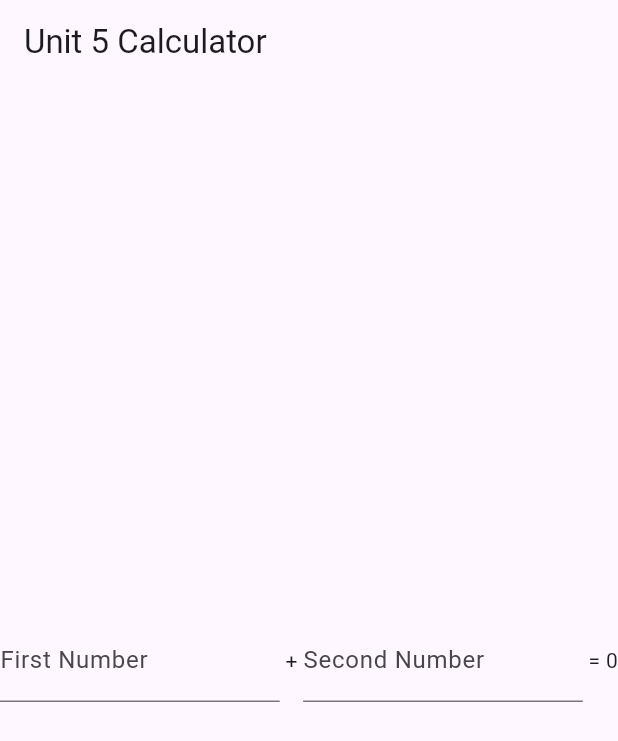
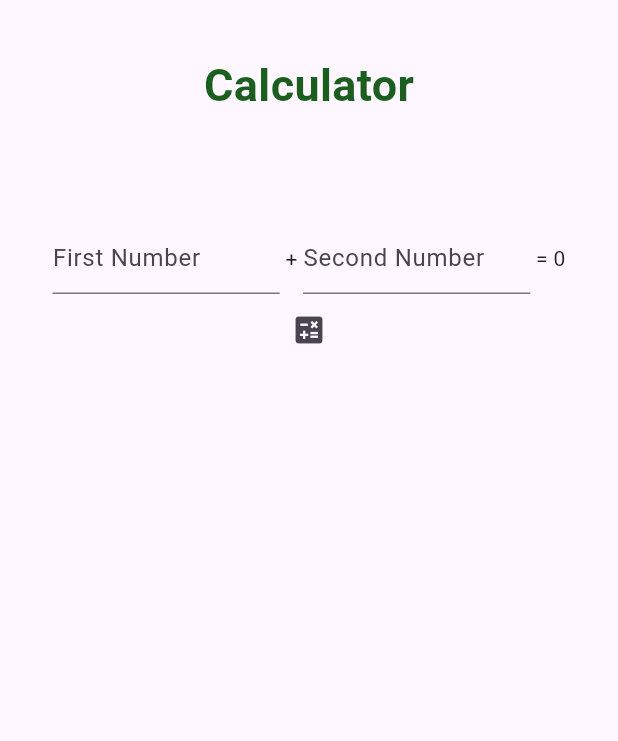
Before and after one commit to aaron-azarcon/Mobile-Calculator_CCS-206, a Flutter app: the screen it shows after launch, on a phone screen of 412 x 824 dp. Shown: the top 741 px of the screen. Run offline on Flutter 3.47's test engine with Material 3 defaults, Android fonts, the phone set to English and light mode, and no system bars.

Commit message:
Modified The Layout

```diff
--- a/lib/main.dart
+++ b/lib/main.dart
@@ -7,7 +7,6 @@ void main() {
 class MyApp extends StatelessWidget {
   const MyApp({super.key});
 
-  // This widget is the root of your application.
   @override
   Widget build(BuildContext context) {
     return MaterialApp(
@@ -29,35 +28,42 @@ class CalculatorScreen extends StatefulWidget {
 }
 
 class _CalculatorScreenState extends State<CalculatorScreen> {
-  // manage the sum section
   int sum = 0;
 
-  // either use a TextEditingController for each input field to get the value
   TextEditingController add1Controller = TextEditingController();
+  TextEditingController add2Controller = TextEditingController();
 
-  // or store each value in the state
   int firstAddNum = 0;
+  int secondAddNum = 0;
 
   @override
   Widget build(BuildContext context) {
     return Scaffold(
-      appBar: AppBar(
-        title: const Text("Unit 5 Calculator"),
+      body: Padding(
+        padding: const EdgeInsets.all(35.0),
+        child: Column(
+          children: [
+            Text(
+                "Calculator",
+                style: TextStyle(
+                fontSize: 30,
+                color: Colors.green[900],
+                fontWeight: FontWeight.bold,
               ),
-      body: Column(
-        mainAxisAlignment: MainAxisAlignment.spaceAround,
-        children: [
-          // Add Row
+            ),
+
+            const SizedBox(height: 70),
+
             Row(
               mainAxisAlignment: MainAxisAlignment.spaceAround,
               children: [
                 Expanded(
                   child: TextField(
-                  decoration: InputDecoration(labelText: "First Number"),
-                  // update the firstAddNum state
+                    controller: add1Controller,
+                    decoration: const InputDecoration(hintText: "First Number"),
                     onChanged: (value) {
                       setState(() {
-                      firstAddNum = int.parse(value);
+                        firstAddNum = int.tryParse(value) ?? 0;
                       });
                     },
                   ),
@@ -65,24 +71,29 @@ class _CalculatorScreenState extends State<CalculatorScreen> {
                 const Text(" + "),
                 Expanded(
                   child: TextField(
-                  decoration: InputDecoration(labelText: "Second Number"),
+                    controller: add2Controller,
+                    decoration: const InputDecoration(hintText: "Second Number"),
+                    onChanged: (value) {
+                      setState(() {
+                        secondAddNum = int.tryParse(value) ?? 0;
+                      });
+                    },
                   ),
                 ),
-
                 Text(' = $sum'),
-              // 3.a Add an IconButton here
-
-              // b.b Add an button here
               ],
             ),
-
-          // 3.c - Add the other operations
-          // Minus Row
-
-          // Multiplication Row
-
-          // Division Row
+            IconButton(
+              icon: const Icon(Icons.calculate),
+              onPressed: () {
+                setState(() {
+                  sum = firstAddNum + secondAddNum;
+                });
+              },
+            ),
+            // Other operations can be added here for subtraction, multiplication, and division.
           ],
+        ),
       ),
     );
   }
```
Lines whose indentation alone changed are shown as unchanged.
